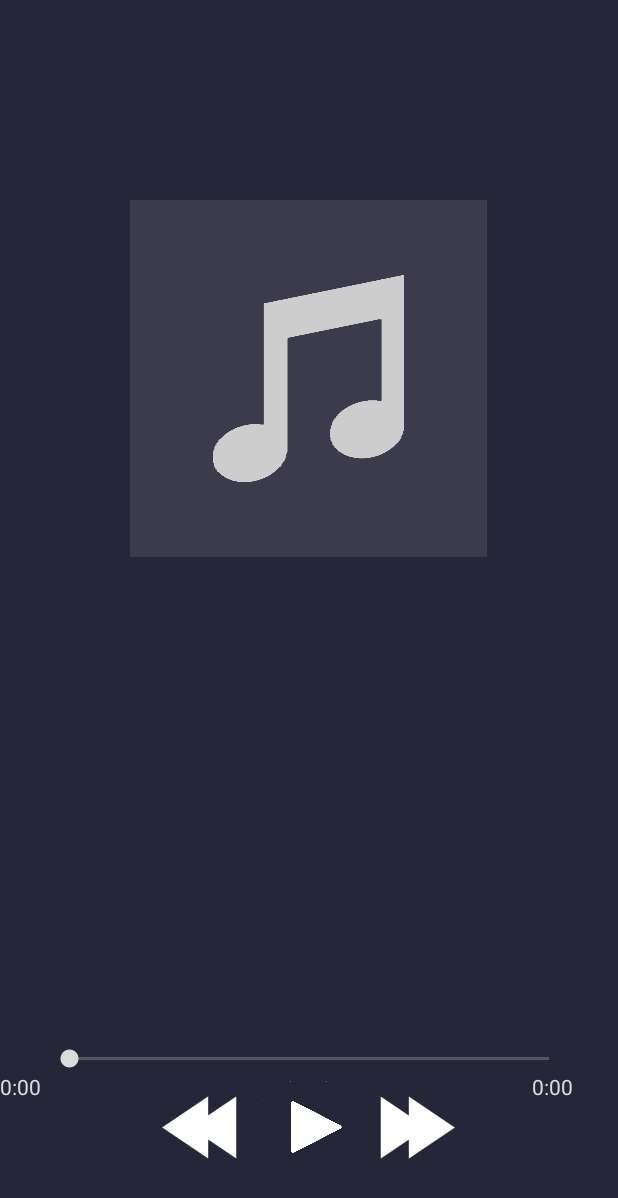
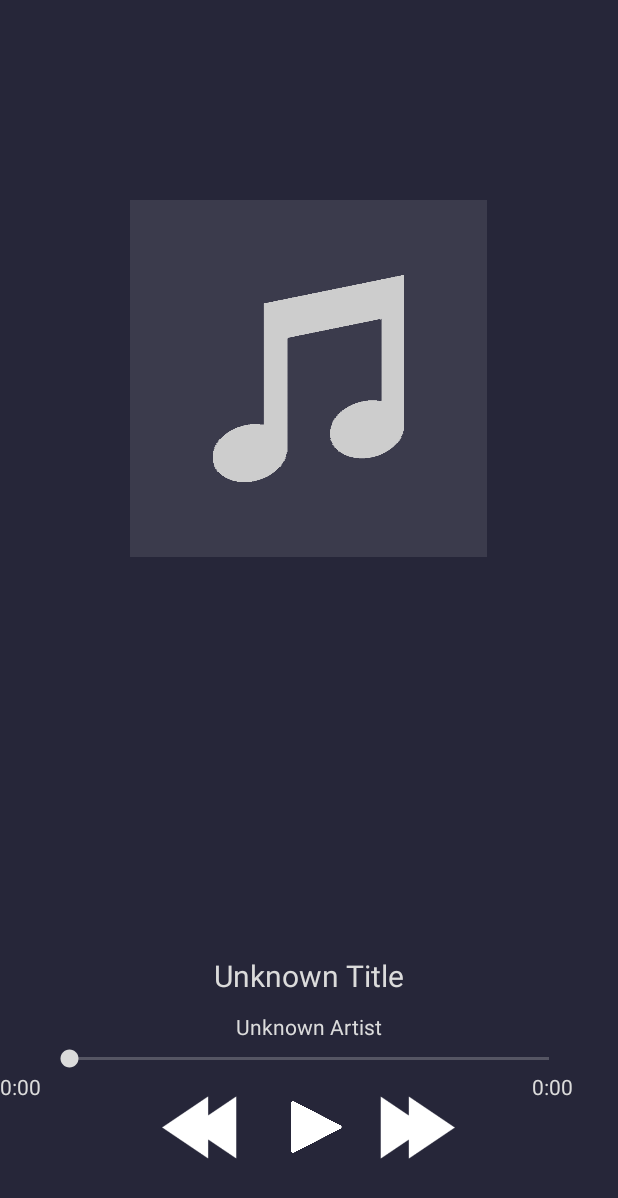
Before and after one commit to TomDuthoit/ProjetAndroid, an Android app: the layout activity_player.xml on its own in the app's theme, with its tools: preview values and no code run, on a phone screen of 412 x 824 dp. Shown: the top 1198 px of the screen. Run offline under Robolectric (Android 15) with nearby library versions, the phone set to English and light mode, and no system bars.

Commit message:
Titre + artiste dans le player + bouton play moins sale

```diff
--- a/PlayerAudio/app/src/main/java/com/example/isen/playeraudio/BaseActivity.java
+++ b/PlayerAudio/app/src/main/java/com/example/isen/playeraudio/BaseActivity.java
@@ -6,4 +6,5 @@ import android.support.v7.app.AppCompatActivity;
 public class BaseActivity extends AppCompatActivity {
     protected static MediaPlayer mediaPlayer;
     protected static boolean playPause = false;
+    protected static Song currSong;
 }
--- a/PlayerAudio/app/src/main/java/com/example/isen/playeraudio/Player.java
+++ b/PlayerAudio/app/src/main/java/com/example/isen/playeraudio/Player.java
@@ -17,10 +17,8 @@ public class Player extends BaseActivity {
     protected void onCreate(Bundle savedInstanceState) {
         super.onCreate(savedInstanceState);
         setContentView(R.layout.activity_player);
-        if(mediaPlayer == null){
-            mediaPlayer = MediaPlayer.create(this,R.raw.powerwolf);
-            mediaPlayer.start();
-        }
+        mediaPlayer.start();
+        playPause = true;
 
         progressBar = findViewById(R.id.progressBar);
         progressBar.setOnSeekBarChangeListener(new SeekBar.OnSeekBarChangeListener() {
@@ -56,7 +54,10 @@ public class Player extends BaseActivity {
                                 progressBar.setProgress(0);
                                 progressBar.setMax(mediaPlayer.getDuration());
                                 progressBar.setProgress(mediaPlayer.getCurrentPosition());
-
+                                TextView title = findViewById(R.id.player_title);
+                                TextView artist = findViewById(R.id.player_artist);
+                                title.setText(currSong.getTitle());
+                                artist.setText(currSong.getArtist());
                             }
                         });
                     }
--- a/PlayerAudio/app/src/main/res/layout/activity_player.xml
+++ b/PlayerAudio/app/src/main/res/layout/activity_player.xml
@@ -73,4 +73,29 @@
         android:textColor="@color/grisClair"
         android:text="@string/defaultTime" />
 
+    <TextView
+        android:id="@+id/player_title"
+        android:layout_width="340dp"
+        android:layout_height="wrap_content"
+        android:layout_alignParentBottom="true"
+        android:layout_centerHorizontal="true"
+        android:textAlignment="center"
+        android:layout_marginBottom="160dp"
+        android:ellipsize="marquee"
+        android:text="@string/defaultTitle"
+        android:textColor="@color/grisClair"
+        android:textSize="20dp" />
+
+    <TextView
+        android:id="@+id/player_artist"
+        android:layout_width="203dp"
+        android:layout_height="wrap_content"
+        android:layout_alignParentBottom="true"
+        android:layout_centerHorizontal="true"
+        android:textAlignment="center"
+        android:ellipsize="marquee"
+        android:layout_marginBottom="130dp"
+        android:text="@string/defaultArtist"
+        android:textColor="@color/grisClair" />
+
 </RelativeLayout>
--- a/PlayerAudio/app/src/main/res/values/strings.xml
+++ b/PlayerAudio/app/src/main/res/values/strings.xml
@@ -1,4 +1,6 @@
 <resources>
     <string name="app_name">PlayerAudio</string>
     <string name="defaultTime">0:00</string>
+    <string name="defaultTitle">Unknown Title</string>
+    <string name="defaultArtist">Unknown Artist</string>
 </resources>
```
Also changed, not shown: PlayerAudio/app/src/main/java/com/example/isen/playeraudio/ListActivity.java (+6 -6 lines), PlayerAudio/app/src/main/res/drawable-v24/playbutton.png, PlayerAudio/app/src/main/res/drawable/playbutton.png.
